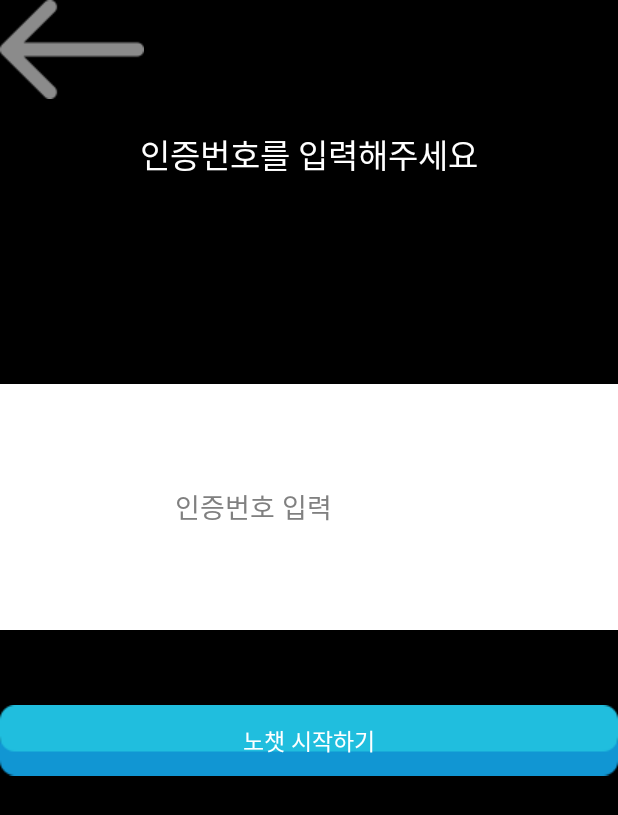
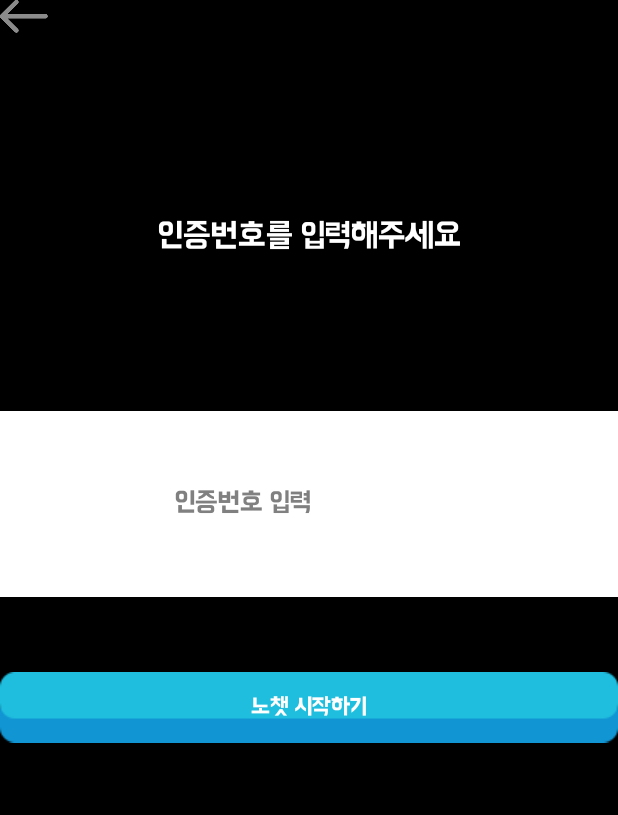
Before and after one commit to NoChat/Nochat-Android, an Android app: the ReCertifyActivity screen opened directly, with no data from a screen before it, on a phone screen of 412 x 824 dp. Shown: the top 815 px of the screen. Run offline under Robolectric (Android 15) with nearby library versions, the phone set to English and light mode, and no system bars; libraries missing offline, so code that uses them is left out: com.loopj.android; Roboto replaces fonts that are not available here.

Commit message:
modify layout&font

```diff
--- a/app/src/main/java/com/nexters/nochat/MainActivity.java
+++ b/app/src/main/java/com/nexters/nochat/MainActivity.java
@@ -37,7 +37,7 @@ public class MainActivity extends Activity { //android:theme="@android:style/The
     private TextView logintextBtn; //로그인
 
     private static final String TYPEFACE_NAME = "NOCHAT-HANNA.ttf";
-    private static final String TYPEFACE_NAME2 = "NanumPen.otf";
+    private static final String TYPEFACE_NAME2 = "NanumPen.otf"; //다른폰트(테스트용)
     private Typeface typeface = null; //font
 
     GoogleCloudMessaging gcm;
--- a/app/src/main/java/com/nexters/nochat/MemberShipActivity.java
+++ b/app/src/main/java/com/nexters/nochat/MemberShipActivity.java
@@ -63,7 +63,7 @@ public class MemberShipActivity extends Activity {
         requestWindowFeature(Window.FEATURE_NO_TITLE);
         setFont(); //폰트적용
         setContentView(R.layout.activity_membership);
-        //findViewByIdInit();
+
         backMain = (Button)findViewById(R.id.backMain);
         membershipTitle = (TextView)findViewById(R.id.membershipTitle);
         memberShipId = (EditText)findViewById(R.id.memberShipId);
--- a/app/src/main/java/com/nexters/nochat/ReCertifyActivity.java
+++ b/app/src/main/java/com/nexters/nochat/ReCertifyActivity.java
@@ -8,15 +8,19 @@ import android.content.Intent;
 import android.content.SharedPreferences;
 import android.database.Cursor;
 import android.database.sqlite.SQLiteDatabase;
+import android.graphics.Typeface;
 import android.os.Bundle;
 import android.preference.PreferenceManager;
 import android.provider.ContactsContract;
 import android.support.v7.app.ActionBarActivity;
 import android.util.Log;
+import android.view.LayoutInflater;
 import android.view.View;
+import android.view.ViewGroup;
 import android.view.Window;
 import android.widget.Button;
 import android.widget.EditText;
+import android.widget.TextView;
 import android.widget.Toast;
 
 import com.loopj.android.http.AsyncHttpClient;
@@ -45,9 +49,14 @@ public class ReCertifyActivity extends Activity {
     private static final String getFriendsURL = "http://todaytrend.cafe24.com:9000/users/friend";
 
     private Button backCertifyBtn; //뒤로가기
+    private TextView RECERTIFY; //문구
     private EditText inputCertify; //인증번호 입력
     private Button startNochatBtn; // 노챗 시작하기
     private String certifyValue; // 인증번호 입력값
+
+    private Typeface typeface = null; //font
+    private static final String TYPEFACE_NAME = "NOCHAT-HANNA.ttf";
+
     String apiToken; //본인 apiToken값(SharedPreferences에 저장된값)
     String phoneNumberValue; //본인 폰번호값(SharedPreferences에 저장된값)
     private RequestParams paramData; //인증번호 재확인 요청 관련 param data
@@ -62,11 +71,19 @@ public class ReCertifyActivity extends Activity {
     protected void onCreate(Bundle savedInstanceState) {
         super.onCreate(savedInstanceState);
         requestWindowFeature(Window.FEATURE_NO_TITLE);
+        setFont(); //폰트적용
         setContentView(R.layout.activity_recertify);
 
          backCertifyBtn = (Button) findViewById(R.id.backCertifyBtn);
+        RECERTIFY = (TextView) findViewById(R.id.RECERTIFY);
         inputCertify = (EditText) findViewById(R.id.inputCertify);
         startNochatBtn = (Button) findViewById(R.id.startNochatBtn);
+
+        backCertifyBtn.setTypeface(typeface); //버튼안 text에서도 font 적용
+        inputCertify.setTypeface(typeface);
+        startNochatBtn.setTypeface(typeface);
+        RECERTIFY.setTypeface(typeface);
+
         SharedPreferences preferencesApiToken = PreferenceManager.getDefaultSharedPreferences(this); //폰에 저장된 토큰값 가져오기
         apiToken = preferencesApiToken.getString("apiToken", " ");
         SharedPreferences preferencesPhoneNumberValue = PreferenceManager.getDefaultSharedPreferences(this); //폰에 저장된 본인 폰번호 가져오기
@@ -78,6 +95,31 @@ public class ReCertifyActivity extends Activity {
         dataManager = new DataManager(this);
         dataManager2 = new DataManager2(this);
 
+    }
+
+    private void setFont() {
+        if(typeface==null) {
+            typeface = Typeface.createFromAsset(getAssets(), TYPEFACE_NAME);
+        }else{
+            Log.e(TAG,"폰트가 없습니다.");
+        }
+    }
+
+
+    @Override
+    public void setContentView(int viewId) {
+        View view = LayoutInflater.from(this).inflate(viewId, null);
+        ViewGroup group = (ViewGroup)view;
+        int childCnt = group.getChildCount();
+        for(int i=0; i<childCnt; i++){
+            View v = group.getChildAt(i);
+            if(v instanceof TextView){
+                ((TextView)v).setTypeface(typeface);
+            }else if(v instanceof Button){
+                ((Button)v).setTypeface(typeface);
+            }
+        }
+        super.setContentView(view);
     }
 
     View.OnClickListener backCertifyBtnListener = new View.OnClickListener() {
--- a/app/src/main/res/layout/activity_certify.xml
+++ b/app/src/main/res/layout/activity_certify.xml
@@ -2,13 +2,13 @@
     android:layout_width="match_parent"
     android:layout_height="match_parent"
     android:orientation="vertical"
-    android:background="#000000">
+    android:background="@color/black">
 
     <Button
         android:id="@+id/backMembership"
         android:layout_width="wrap_content"
         android:layout_height="wrap_content"
-        android:background="@drawable/icon_back"/>
+        android:background="@drawable/btn_close"/>
 
     <LinearLayout
         android:layout_width="match_parent"
--- a/app/src/main/res/layout/activity_recertify.xml
+++ b/app/src/main/res/layout/activity_recertify.xml
@@ -2,7 +2,7 @@
     android:layout_width="match_parent"
     android:layout_height="match_parent"
     android:orientation="vertical"
-    android:background="#000000">
+    android:background="@color/black">
 
     <Button
         android:id="@+id/backCertifyBtn"
@@ -21,12 +21,12 @@
             android:id="@+id/RECERTIFY"
             android:layout_width="fill_parent"
             android:layout_height="wrap_content"
-            android:gravity="center|top"
+            android:gravity="center"
             android:layout_marginTop="20dp"
             android:text="인증번호를 입력해주세요"
             android:textColor="#ffffff"
             android:lines="1"
-            android:layout_weight="1"
+            android:layout_weight="2"
             android:textAppearance="?android:attr/textAppearanceLarge" />
 
         <EditText
```
Also changed, not shown: app/src/main/java/com/nexters/nochat/CertifyActivity.java (+42 -0 lines), app/src/main/java/com/nexters/nochat/FriendsListActivity.java (+41 -2 lines), app/src/main/res/layout/activity_friendslist.xml (+23 -3 lines), app/src/main/res/layout/friendslist_row_item.xml (+13 -8 lines), app/src/main/res/drawable-xxhdpi/appicon.png (renamed from app/src/main/res/drawable/appicon.png), app/src/main/res/drawable-xxhdpi/btn_close.png (added), app/src/main/res/drawable-xxhdpi/btn_darkgray.9.png (added), app/src/main/res/drawable-xxhdpi/btn_gray.9.png (renamed from app/src/main/res/drawable/btn_gray.9.png), app/src/main/res/drawable-xxhdpi/btn_invite.png (renamed from app/src/main/res/drawable/btn_invite.png), app/src/main/res/drawable-xxhdpi/icon_arrow_down.png (renamed from app/src/main/res/drawable/icon_arrow_down.png), app/src/main/res/drawable-xxhdpi/icon_back.png (renamed from app/src/main/res/drawable/icon_back.png), app/src/main/res/drawable-xxhdpi/logo_nochat.png (renamed from app/src/main/res/drawable/logo_nochat.png), app/src/main/res/drawable-xxhdpi/nav_bar.png (renamed from app/src/main/res/drawable/nav_bar.png).
